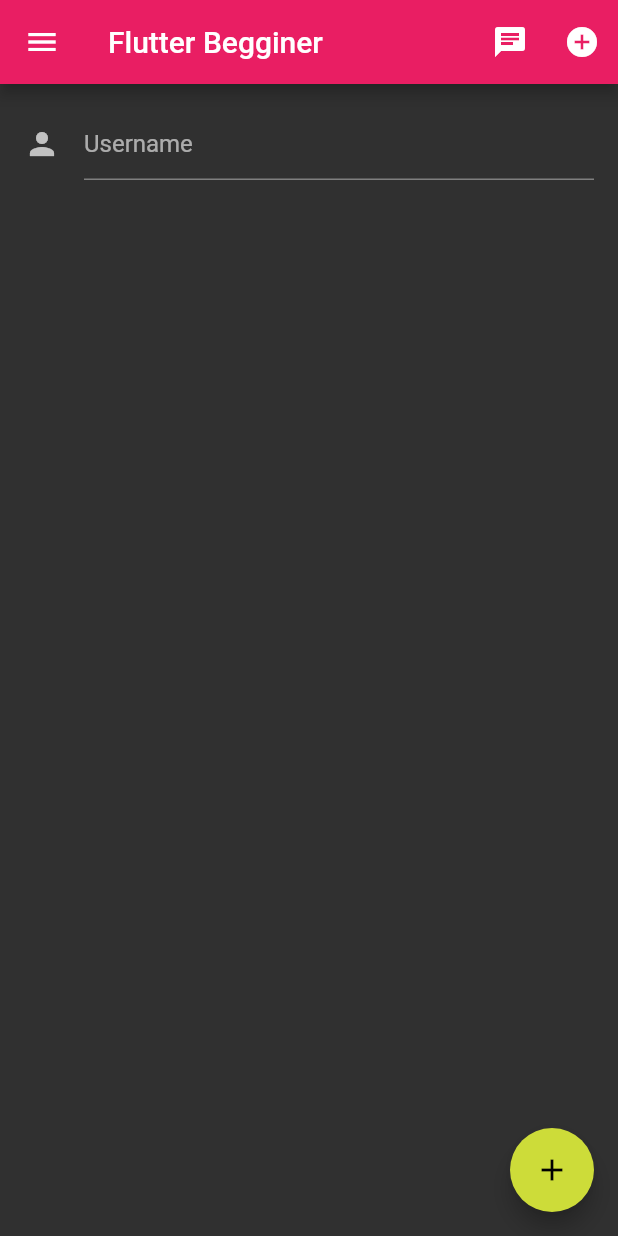
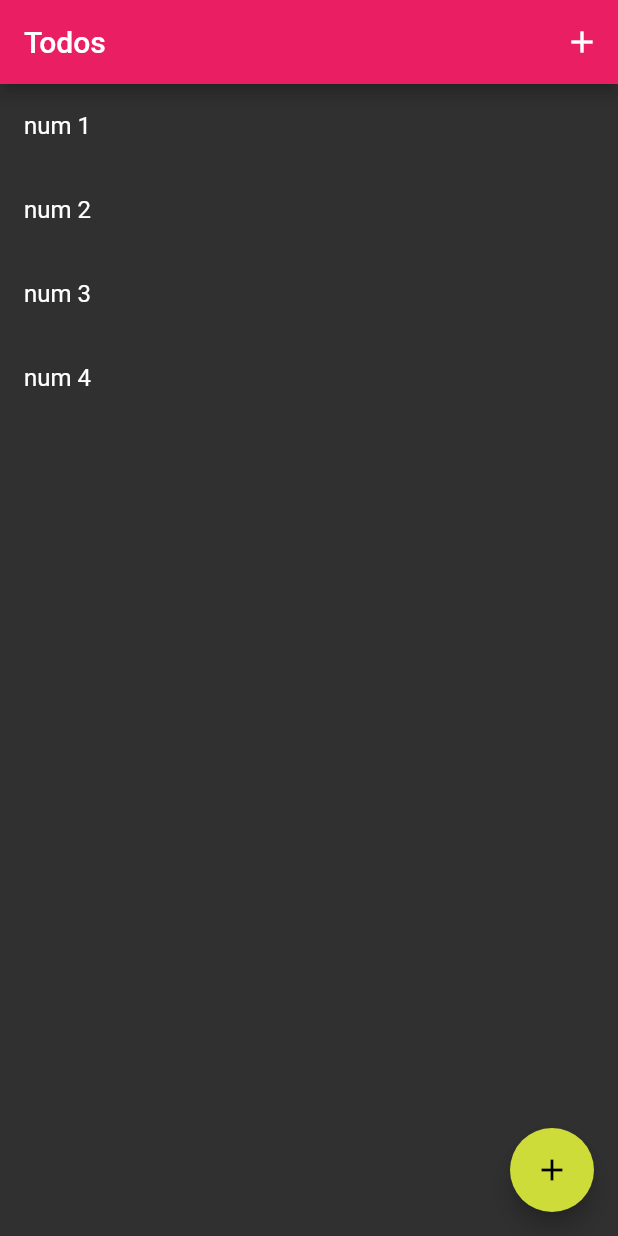
Before and after one commit to Pawid-Priyanto/flutter-basic, a Flutter app: the screen it shows after launch, on a phone screen of 412 x 824 dp. Run offline on Flutter 3.47's test engine with Material 2 defaults, Android fonts, the phone set to English and light mode, and no system bars.

```diff
--- a/lib/main.dart
+++ b/lib/main.dart
@@ -1,5 +1,4 @@
 import 'dart:ui';
-
 import 'package:flutter/material.dart';
 
 void main() {
@@ -22,106 +21,29 @@ class MyStatefullWidget extends StatefulWidget {
 
 class _MyStatefullWidgetState extends State<MyStatefullWidget> {
 
+  List list = List();
 
+  @override
+  void initState(){
+    super.initState();
+    list.add("num 1");
+    list.add("num 2");
+    list.add("num 3");
+    list.add("num 4");
+  }
 
   @override
   Widget build(BuildContext context) {
     return Scaffold(
       appBar: AppBar(
-        title: Text("Flutter Begginer", textDirection: TextDirection.ltr,),
+        title: Text("Todos", textDirection: TextDirection.ltr,),
         actions: <Widget>[
           IconButton(
-            icon: Icon(Icons.chat),
+            icon: Icon(Icons.add),
             onPressed: (){
               print("This is icon");
             }),
-          IconButton(
-              icon: Icon(Icons.add_circle),
-              onPressed: (){
-                print("This is icon");
-              })
         ],
-      ),
-      drawer: Drawer(
-        child: Column(
-          children: <Widget>[
-            Stack(
-              children: <Widget>[
-                Image(
-                  image: AssetImage("images/inlove.JPG"),
-                  ),
-                Padding(
-                  padding: EdgeInsets.only(top: 30.0, left: 16.0),
-                  child: CircleAvatar(
-                    radius: 40.0,
-                    backgroundImage: AssetImage(
-                      "images/me.JPG"
-                    )
-                  ),
-                  ),
-                Padding(
-                  padding: EdgeInsets.only(top: 120.0, left: 16.0),
-                  child: Column(
-                    crossAxisAlignment: CrossAxisAlignment.start,
-                    children: <Widget>[
-                      Text("First Time", style: TextStyle(
-                        fontWeight: FontWeight.bold, fontSize: 12.0, color: Colors.white)),
-                      Text("My Flutter Tutorial", style: TextStyle(color: Colors.white)),
-                    ]
-                  )
-                  )
-              ]
-            ),
-            ListView(
-              shrinkWrap: true,
-              children: <Widget>[
-                ListTile(
-                  leading: Icon(Icons.add_circle),
-                  title: Text("Tutorial Flutter"),
-                  onTap: (){
-
-                  },
-                )
-              ],
-            ),
-             ListView(
-              shrinkWrap: true,
-              children: <Widget>[
-                ListTile(
-                  leading: Icon(Icons.add_circle),
-                  title: Text("Tutorial React Native"),
-                  onTap: (){
-
-                  },
-                )
-              ],
-            ),
-             ListView(
-              shrinkWrap: true,
-              children: <Widget>[
-                ListTile(
-                  leading: Icon(Icons.add_circle),
-                  title: Text("Tutorial React JS"),
-                  onTap: (){
-
-                  },
-                )
-              ],
-            ),
-             ListView(
-              shrinkWrap: true,
-              children: <Widget>[
-                ListTile(
-                  leading: Icon(Icons.add_circle),
-                  title: Text("Tutorial Kotlin"),
-                  onTap: (){
-
-                  },
-                )
-              ],
-            )
-          ],
-          ),
       ),
       floatingActionButton: FloatingActionButton(
         child: Icon(Icons.add),
@@ -129,23 +51,17 @@ class _MyStatefullWidgetState extends State<MyStatefullWidget> {
           print("ini floating button");
           }
           ),
-          body: Column(
-            children: <Widget>[
-             Padding(
-               padding: EdgeInsets.all(16.0),
-               child: TextField(
-                 decoration:  InputDecoration(
-                   icon: Icon(Icons.person),
-                   hintText: "Username"
-                 ),
-                 onChanged: (input){
-                   print(input);
-                 },
+          body: ListView.builder(
+            itemCount: list.length,
+            itemBuilder: (BuildContext context, int index){
+              return Dismissible(
+               key: Key(index.toString()),
+               child: ListTile(
+                 title: Text(list[index])
                ),
-
-               ),
-            ]
-          ),
+             );
+            },
+          )
     );
   }
 }
```
